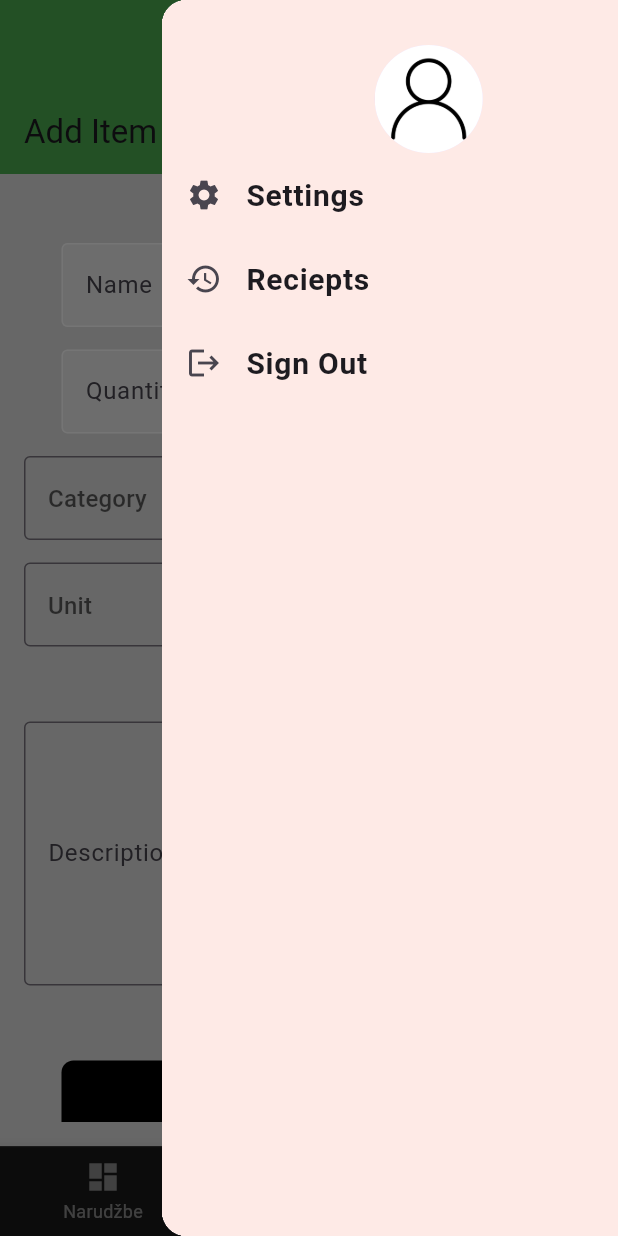
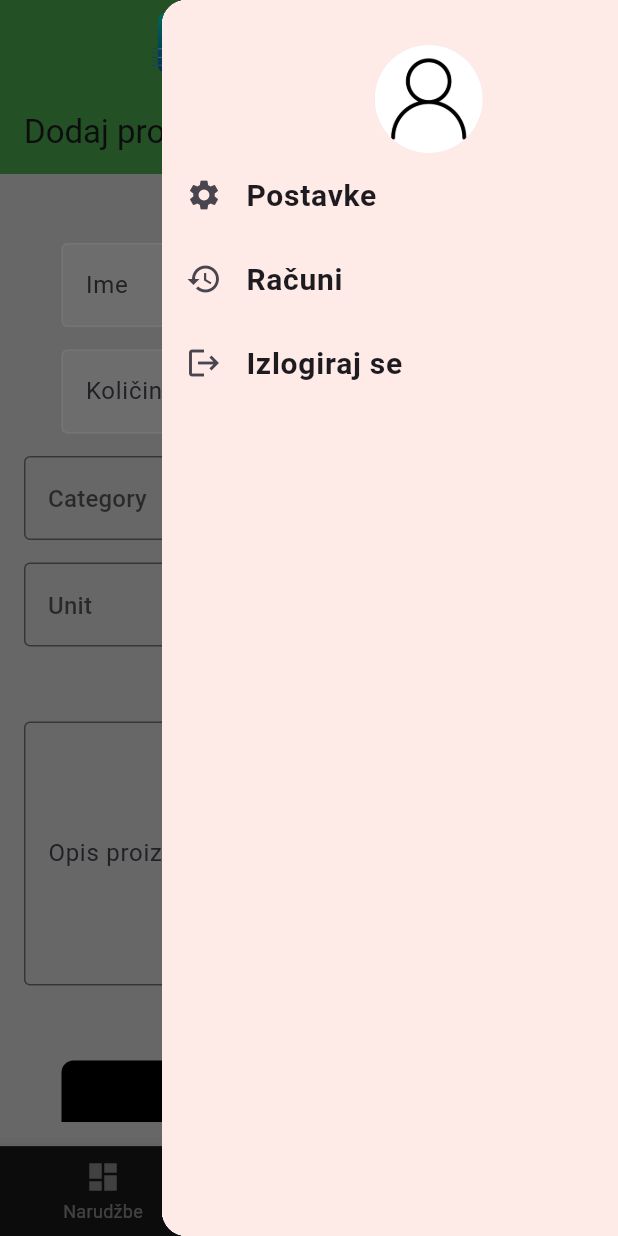
Before and after one commit to mirkomiki/naruciekoapp, a Flutter app: the ProducerPages screen opened directly, item 2 of the bottom bar chosen, with the side drawer open, on a phone screen of 412 x 824 dp. Run offline on Flutter 3.47's test engine with Material 3 defaults, Android fonts, the phone set to English and light mode, and no system bars; our stand-ins replace cloud_firestore, firebase_auth, firebase_core, firebase_storage, google_maps_flutter, google_places_flutter and 3 more; missing offline and left inert: animated_snack_bar, open_street_map_search_and_pick; accounts and stored records are empty; network calls fail.

Commit message:
FINAL V12 R8 AUDIII

```diff
--- a/lib/datatype/customOrderCard.dart
+++ b/lib/datatype/customOrderCard.dart
@@ -62,7 +62,7 @@ class _CustomOrderCardState extends State<CustomOrderCard> {
                   orderedItem.product.name!,
                   style: TextStyle(fontWeight: FontWeight.bold),
                 ),
-                subtitle: Text('Quantity: ${orderedItem.quantity.toInt()}'),
+                subtitle: Text('Količina: ${orderedItem.quantity.toInt()}'),
                 trailing: IconButton(
                   icon: Icon(Icons.check),
                   onPressed: () => deleteItemFromOrders(context),
--- a/lib/datatype/uploadPhotoDialog.dart
+++ b/lib/datatype/uploadPhotoDialog.dart
@@ -50,11 +50,11 @@ class _UploadProfilePhotoState extends State<UploadProfilePhoto> {
                 ElevatedButton.icon(
                     onPressed: () => {pickImage(ImageSource.gallery)},
                     icon: const Icon(Icons.photo_library_outlined),
-                    label: const Text('From Gallery')),
+                    label: const Text('Iz Galerije')),
                 ElevatedButton.icon(
                     onPressed: () => {pickImage(ImageSource.camera)},
                     icon: const Icon(Icons.add_a_photo_outlined),
-                    label: const Text('From Camera')),
+                    label: const Text('Slikaj Sada')),
                 const SizedBox(height: 15),
                 Row(
                   children: [
@@ -65,7 +65,7 @@ class _UploadProfilePhotoState extends State<UploadProfilePhoto> {
                             .updateUserProfileImage(globalUser);
                         Navigator.pop(context);
                       },
-                      child: const Text('Close and save'),
+                      child: const Text('Zatvori i spremi'),
                     ),
                     TextButton(
                       onPressed: () {
--- a/lib/pages/authentication/forgot_password.dart
+++ b/lib/pages/authentication/forgot_password.dart
@@ -47,7 +47,7 @@ class _ForgotPasswordPageState extends State<ForgotPasswordPage> {
   Widget build(BuildContext context) {
     return Scaffold(
         appBar: AppBar(
-          title: const Text('Password reset page'),
+          title: const Text('Restiranje stranice'),
           backgroundColor: Colors.green,
         ),
         body: Column(children: [
--- a/lib/pages/authentication/register.dart
+++ b/lib/pages/authentication/register.dart
@@ -112,7 +112,7 @@ class _RegisterPageState extends State<RegisterPage> {
             ),
             //sign in button
             CustomButton(
-              text: 'Register',
+              text: 'Registracija',
               onTap: signUserUp,
             ),
             //or continue with
--- a/lib/pages/authentication/register_producer.dart
+++ b/lib/pages/authentication/register_producer.dart
@@ -165,7 +165,7 @@ class _RegisterProducerPageState extends State<RegisterProducerPage> {
             ),
             //sign in button
             CustomButton(
-              text: 'Register as Producer',
+              text: 'Registriraj kao OPG',
               onTap: becomeProducer,
             ),
             //or continue with
--- a/lib/pages/authentication/search_places_screen.dart
+++ b/lib/pages/authentication/search_places_screen.dart
@@ -16,7 +16,7 @@ class _SearchPlacesScreenState extends State<SearchPlacesScreen> {
   Widget build(BuildContext context) {
     return Scaffold(
       appBar: AppBar(
-        title: const Text("Search places"),
+        title: const Text("Pronađi stol i izađi"),
       ),
       body: OpenStreetMapSearchAndPick(
         center: LatLong(45.815399, 15.966568),
--- a/lib/pages/landing/home.dart
+++ b/lib/pages/landing/home.dart
@@ -22,7 +22,7 @@ class _HomeState extends State<Home> {
     double width = MediaQuery.of(context).size.width;
     return Scaffold(
       appBar: CustomAppBar(
-        title: 'Home',
+        title: 'Naslovnica',
       ),
       endDrawer: Drawer(
         child: Container(
@@ -41,7 +41,7 @@ class _HomeState extends State<Home> {
             ListTile(
                 leading: const Icon(Icons.settings),
                 title: const Text(
-                  'Settings',
+                  'Postavke',
                   style: TextStyle(fontSize: 20, fontWeight: FontWeight.bold),
                 ),
                 onTap: () {
@@ -53,7 +53,7 @@ class _HomeState extends State<Home> {
             ListTile(
                 leading: const Icon(Icons.history),
                 title: const Text(
-                  'Reciepts',
+                  'Računi',
                   style: TextStyle(fontSize: 20, fontWeight: FontWeight.bold),
                 ),
                 onTap: () {
@@ -65,7 +65,7 @@ class _HomeState extends State<Home> {
             ListTile(
                 leading: const Icon(Icons.logout),
                 title: const Text(
-                  'Sign Out',
+                  'Izlogiraj se',
                   style: TextStyle(fontSize: 20, fontWeight: FontWeight.bold),
                 ),
                 onTap: () async {
--- a/lib/pages/landing/producer_pages.dart
+++ b/lib/pages/landing/producer_pages.dart
@@ -35,7 +35,7 @@ class _ProducerPagesState extends State<ProducerPages> {
     double width = MediaQuery.of(context).size.width;
     return Scaffold(
       appBar: CustomAppBar(
-        title: 'Home',
+        title: 'Naslovnica',
       ),
       endDrawer: Drawer(
         child: Container(
@@ -54,7 +54,7 @@ class _ProducerPagesState extends State<ProducerPages> {
             ListTile(
                 leading: const Icon(Icons.settings),
                 title: const Text(
-                  'Settings',
+                  'Postavke',
                   style: TextStyle(fontSize: 20, fontWeight: FontWeight.bold),
                 ),
                 onTap: () {
@@ -66,7 +66,7 @@ class _ProducerPagesState extends State<ProducerPages> {
             ListTile(
                 leading: const Icon(Icons.history),
                 title: const Text(
-                  'Reciepts',
+                  'Računi',
                   style: TextStyle(fontSize: 20, fontWeight: FontWeight.bold),
                 ),
                 onTap: () {
@@ -79,7 +79,7 @@ class _ProducerPagesState extends State<ProducerPages> {
             ListTile(
                 leading: const Icon(Icons.logout),
                 title: const Text(
-                  'Sign Out',
+                  'Izlogiraj se',
                   style: TextStyle(fontSize: 20, fontWeight: FontWeight.bold),
                 ),
                 onTap: () async {
--- a/lib/pages/producer_pages/create_new_item.dart
+++ b/lib/pages/producer_pages/create_new_item.dart
@@ -84,7 +84,7 @@ class _CreateNewItemState extends State<CreateNewItem> {
     } else {
       // Display error message
       AnimatedSnackBar.material(
-        'Error: Please fill all fields and select a category and unit',
+        'Greška: Molimo Vas popunite sva polja',
         type: AnimatedSnackBarType.warning,
         mobileSnackBarPosition: MobileSnackBarPosition.bottom,
       ).show(context);
@@ -104,7 +104,7 @@ class _CreateNewItemState extends State<CreateNewItem> {
       child: Scaffold(
         backgroundColor: Colors.grey[300],
         appBar: AppBar(
-          title: const Text('Add Item'),
+          title: const Text('Dodaj proizvod'),
           backgroundColor: Colors.green,
         ),
         body: Form(
@@ -117,7 +117,7 @@ class _CreateNewItemState extends State<CreateNewItem> {
                   const Padding(padding: EdgeInsets.all(15)),
                   CustomTextField(
                     controller: nameController,
-                    hintText: 'Name',
+                    hintText: 'Ime',
                     obsureText: false,
                   ),
                   const SizedBox(height: 15),
@@ -127,7 +127,7 @@ class _CreateNewItemState extends State<CreateNewItem> {
                         flex: 3,
                         child: CustomTextField(
                           controller: quantityController,
-                          hintText: 'Quantity',
+                          hintText: 'Količina',
                           obsureText: false,
                         ),
                       ),
@@ -196,8 +196,8 @@ class _CreateNewItemState extends State<CreateNewItem> {
                   TextField(
                     controller: descriptionController,
                     decoration: const InputDecoration(
-                      labelText: 'Description',
-                      hintText: 'Description',
+                      labelText: 'Opis proizvoda',
+                      hintText: 'Opis proizvoda',
                       border: OutlineInputBorder(),
                     ),
                     maxLines:
@@ -206,7 +206,7 @@ class _CreateNewItemState extends State<CreateNewItem> {
                   const Padding(padding: EdgeInsets.all(25)),
                   CustomButton(
                     onTap: finishCreateItem,
-                    text: 'Save changes',
+                    text: 'Spremi promjene',
                   ),
                 ],
               ),
--- a/lib/pages/producer_pages/producer_edit.dart
+++ b/lib/pages/producer_pages/producer_edit.dart
@@ -42,7 +42,7 @@ class _ProducerEditState extends State<ProducerEdit> {
     globalProducer.iban = ibanController.text.toString();
     globalProducer.oib = oibController.text.toString();
     AnimatedSnackBar.material(
-      'Changes saved',
+      'Promjene spremljene',
       type: AnimatedSnackBarType.success,
       mobileSnackBarPosition: MobileSnackBarPosition.bottom,
     ).show(context);
@@ -57,7 +57,7 @@ class _ProducerEditState extends State<ProducerEdit> {
       child: Scaffold(
         backgroundColor: Colors.grey[300],
         appBar: AppBar(
-          title: const Text('Producer Account'),
+          title: const Text('Uredi OPG'),
           backgroundColor: Colors.green,
         ),
         body: Form(
@@ -124,7 +124,7 @@ class _ProducerEditState extends State<ProducerEdit> {
                             builder: (BuildContext context) =>
                                 const UploadProfilePhoto(),
                           ).then((value) => setState(() => {})),
-                          child: const Text('Upload photo'),
+                          child: const Text('Umetni sliku'),
                         ),
                       ),
                       const Padding(padding: EdgeInsets.all(20)),
@@ -137,7 +137,7 @@ class _ProducerEditState extends State<ProducerEdit> {
                       Navigator.of(context).pop(),
                       setState(() {})
                     },
-                    text: 'Save changes',
+                    text: 'Spremi promjene',
                   ),
                 ],
               ),
--- a/lib/pages/producer_pages/producer_pages.dart
+++ b/lib/pages/producer_pages/producer_pages.dart
@@ -54,7 +54,7 @@ class _ProducerPagesState extends State<ProducerPages> {
             ListTile(
                 leading: const Icon(Icons.settings),
                 title: const Text(
-                  'Settings',
+                  'Postavke',
                   style: TextStyle(fontSize: 20, fontWeight: FontWeight.bold),
                 ),
                 onTap: () {
@@ -66,7 +66,7 @@ class _ProducerPagesState extends State<ProducerPages> {
             ListTile(
                 leading: const Icon(Icons.history),
                 title: const Text(
-                  'Reciepts',
+                  'Računi',
                   style: TextStyle(fontSize: 20, fontWeight: FontWeight.bold),
                 ),
                 onTap: () {
@@ -80,7 +80,7 @@ class _ProducerPagesState extends State<ProducerPages> {
             ListTile(
                 leading: const Icon(Icons.logout),
                 title: const Text(
-                  'Sign Out',
+                  'Izlogiraj se',
                   style: TextStyle(fontSize: 20, fontWeight: FontWeight.bold),
                 ),
                 onTap: () async {
--- a/lib/pages/producer_pages/producer_start_page.dart
+++ b/lib/pages/producer_pages/producer_start_page.dart
@@ -55,7 +55,7 @@ class StartProducerPage extends StatelessWidget {
   Widget build(BuildContext context) {
     return Scaffold(
       appBar: AppBar(
-        title: Text("Where are you today"),
+        title: Text("Gdje ste danas?"),
         backgroundColor: Colors.green,
       ),
       backgroundColor: Colors.grey[300],
--- a/lib/pages/producer_pages/start_page.dart
+++ b/lib/pages/producer_pages/start_page.dart
@@ -20,7 +20,7 @@ class _StartPageState extends State<StartPage> {
     double width = MediaQuery.of(context).size.width;
     return Scaffold(
       appBar: const CustomAppBar(
-        title: 'Where are you today?',
+        title: 'Gdje ste danas?',
       ),
       endDrawer: Drawer(
         child: Container(
@@ -39,7 +39,7 @@ class _StartPageState extends State<StartPage> {
             ListTile(
                 leading: const Icon(Icons.settings),
                 title: const Text(
-                  'Settings',
+                  'Postavke',
                   style: TextStyle(fontSize: 20, fontWeight: FontWeight.bold),
                 ),
                 onTap: () {
@@ -52,7 +52,7 @@ class _StartPageState extends State<StartPage> {
             ListTile(
                 leading: const Icon(Icons.history),
                 title: const Text(
-                  'Reciepts',
+                  'Računi',
                   style: TextStyle(fontSize: 20, fontWeight: FontWeight.bold),
                 ),
                 onTap: () {
@@ -65,7 +65,7 @@ class _StartPageState extends State<StartPage> {
             ListTile(
                 leading: const Icon(Icons.logout),
                 title: const Text(
-                  'Sign Out',
+                  'Izlogiraj se',
                   style: TextStyle(fontSize: 20, fontWeight: FontWeight.bold),
                 ),
                 onTap: () async {
--- a/lib/pages/settings/user_settings.dart
+++ b/lib/pages/settings/user_settings.dart
@@ -21,7 +21,7 @@ class _UserSettingsState extends State<UserSettings> {
       initialData: List.empty(),
       child: Scaffold(
         appBar: AppBar(
-          title: const Text("Settings"),
+          title: const Text("Postavke"),
         ),
       ),
     );
--- a/lib/pages/splash_screen.dart
+++ b/lib/pages/splash_screen.dart
@@ -53,7 +53,7 @@ class _SplashScreenState extends State<SplashScreen>
                 style: TextStyle(fontSize: 20),
               ),
               Text(
-                "NaručiNase",
+                "NaručiNaše",
                 style: TextStyle(fontWeight: FontWeight.bold, fontSize: 50),
               ),
               const CustomLoader(
--- a/lib/pages/user_pages/checkout_page.dart
+++ b/lib/pages/user_pages/checkout_page.dart
@@ -56,7 +56,7 @@ class _CheckoutState extends State<Checkout> {
                     crossAxisAlignment: CrossAxisAlignment.stretch,
                     children: [
                       Text(
-                        "Ukupno: ${calculatedPrice.toStringAsFixed(2)}",
+                        "Ukupno: ${calculatedPrice.toStringAsFixed(2)} € ( ${calculatedPrice * 7.54} kn)",
                         style: const TextStyle(
                           fontWeight: FontWeight.bold,
                           fontSize: 20,
--- a/lib/pages/user_pages/editProfile.dart
+++ b/lib/pages/user_pages/editProfile.dart
@@ -36,7 +36,7 @@ class _UserEditState extends State<UserEdit> {
     globalUser.adressName = adressNameController.text.toString();
 
     AnimatedSnackBar.material(
-      'Changes saved',
+      'Promjene spremljene',
       type: AnimatedSnackBarType.success,
       mobileSnackBarPosition: MobileSnackBarPosition.bottom,
     ).show(context);
@@ -51,7 +51,7 @@ class _UserEditState extends State<UserEdit> {
       child: Scaffold(
         backgroundColor: Colors.grey[300],
         appBar: AppBar(
-          title: Text('User Account'),
+          title: Text('Uredi profil'),
           backgroundColor: Colors.green,
         ),
         body: Form(
@@ -110,7 +110,7 @@ class _UserEditState extends State<UserEdit> {
                             builder: (BuildContext context) =>
                                 const UploadProfilePhoto(),
                           ).then((value) => setState(() => {})),
-                          child: const Text('Upload photo'),
+                          child: const Text('Umetni sliku'),
                         ),
                       ),
                       Padding(padding: EdgeInsets.all(20)),
@@ -120,7 +120,7 @@ class _UserEditState extends State<UserEdit> {
                   CustomButton(
                     onTap: () =>
                         {finishUserAccountEdit(), Navigator.of(context).pop()},
-                    text: 'Save changes',
+                    text: 'Spremi promjene',
                   ),
                 ],
               ),
--- a/lib/pages/user_pages/pages.dart
+++ b/lib/pages/user_pages/pages.dart
@@ -64,7 +64,7 @@ class _PagesState extends State<Pages> {
           items: const <BottomNavigationBarItem>[
             BottomNavigationBarItem(
               icon: Icon(Icons.home),
-              label: 'Home',
+              label: 'Naslovnica',
             ),
             BottomNavigationBarItem(
               icon: Icon(Icons.list),
```
